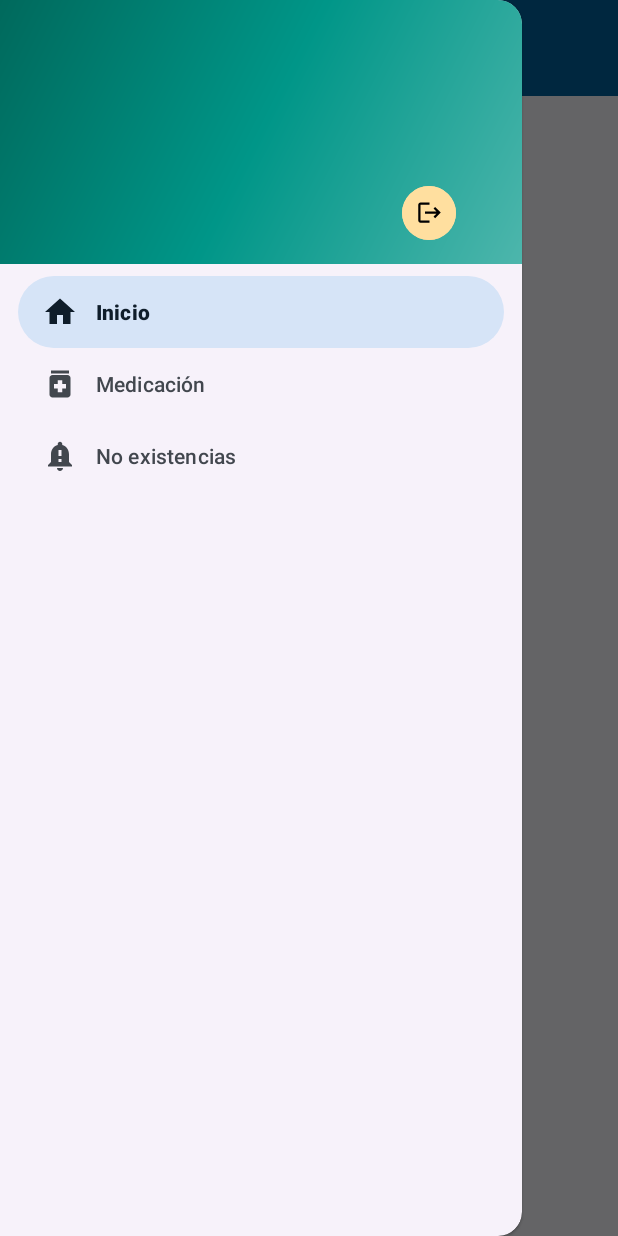
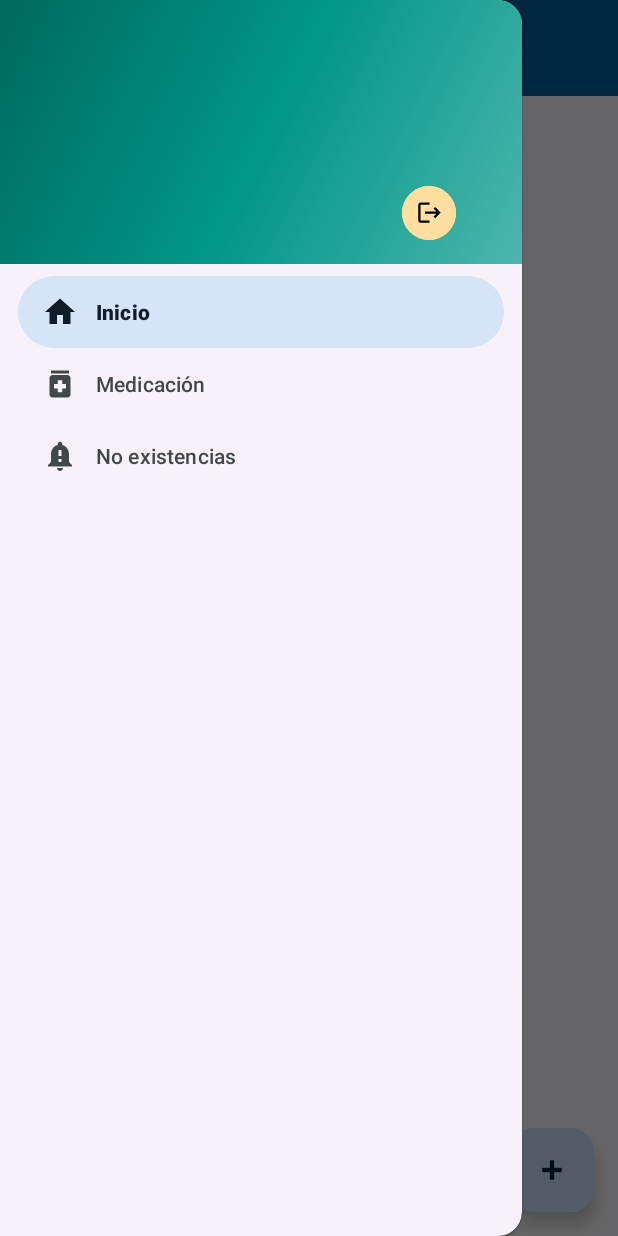
Before and after one commit to luisbargar/pastillApp, an Android app: the HomeActivity screen opened directly, with no data from a screen before it, with the side drawer open, on a phone screen of 412 x 824 dp. Run offline under Robolectric (Android 15) with nearby library versions, the phone set to English and light mode, and no system bars; our stand-ins replace navigation-ui; 3 statements that could not run were skipped.

```diff
--- a/app/src/main/java/es/codigonline/proyecto/smarthome/ui/HomeActivity.kt
+++ b/app/src/main/java/es/codigonline/proyecto/smarthome/ui/HomeActivity.kt
@@ -60,6 +60,10 @@ class HomeActivity : AppCompatActivity() {
     override fun onStart() {
         super.onStart()
 
+        binding.appBarHome.fab.setOnClickListener {
+            startActivity(Intent(this, NewDeviceActivity::class.java))
+        }
+
         val navViewBinding = NavHeaderHomeBinding.bind(binding.navView.getHeaderView(0))
         navViewBinding.usuario.text = App.getUsuario()!!.nombre
 
--- a/app/src/main/res/layout/app_bar_home.xml
+++ b/app/src/main/res/layout/app_bar_home.xml
@@ -21,4 +21,16 @@
     </com.google.android.material.appbar.AppBarLayout>
 
     <include layout="@layout/content_home" />
+
+    <com.google.android.material.floatingactionbutton.FloatingActionButton
+        android:id="@+id/fab"
+        android:layout_width="wrap_content"
+        android:layout_height="wrap_content"
+        android:layout_gravity="bottom|end"
+        android:layout_marginEnd="@dimen/fab_margin"
+        android:layout_marginBottom="@dimen/fab_margin"
+        app:srcCompat="@android:drawable/ic_input_add"
+        tools:ignore="SpeakableTextPresentCheck" />
+
+
 </androidx.coordinatorlayout.widget.CoordinatorLayout>
--- a/app/src/main/res/values/strings.xml
+++ b/app/src/main/res/values/strings.xml
@@ -15,7 +15,7 @@
     <string name="uso">Uso</string>
     <string name="url">web</string>
     <string name="imagen">Imagen</string>
-    <string name="cantidad_toma">cantidad toma</string>
+    <string name="cantidad_toma">gramos</string>
     <string name="manana">Mañana</string>
     <string name="tarde">Tarde</string>
     <string name="noche">Noche</string>
@@ -28,7 +28,7 @@
     <string name="logo_tarde">Logo Tarde</string>
     <string name="logo_noche">Logo Noche</string>
     <string name="introduce_el_nombre">Introduce el nombre</string>
-    <string name="show_numero">%2.1f pastillas</string>
+    <string name="show_numero">%2.1f mg/g</string>
     <string name="externo">Enlace externo</string>
     <string name="escribir_nombre">Debes escribir un nombre</string>
     <string name="rellenar_campos">Debes rellenar todos los campos</string>
```
